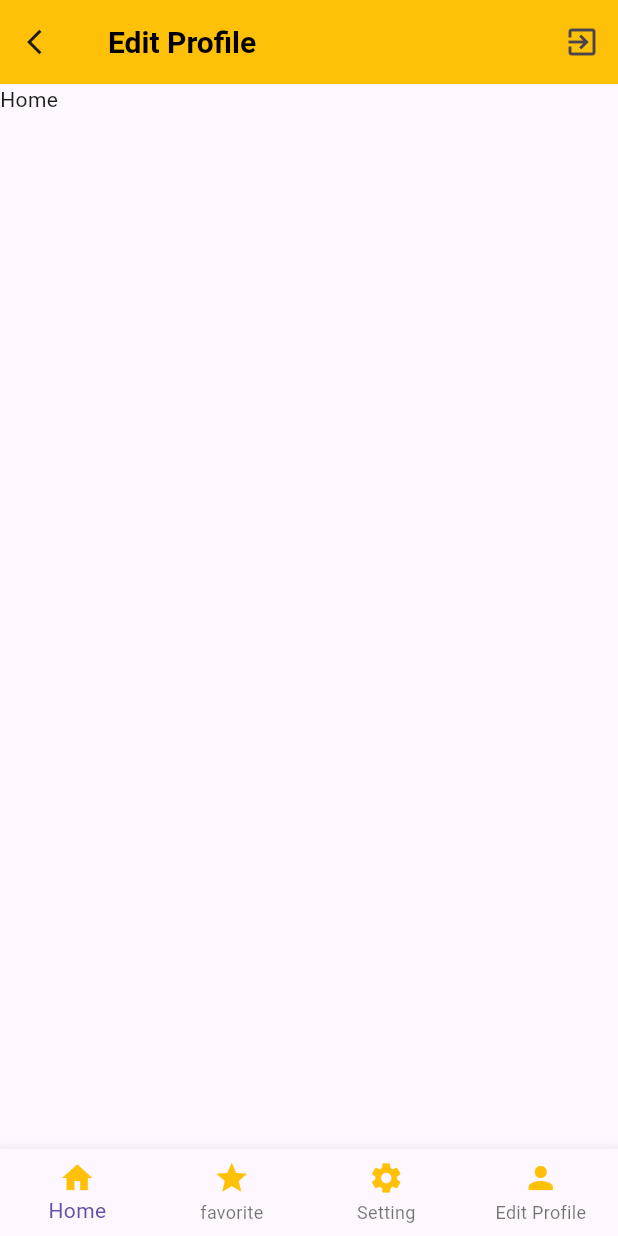
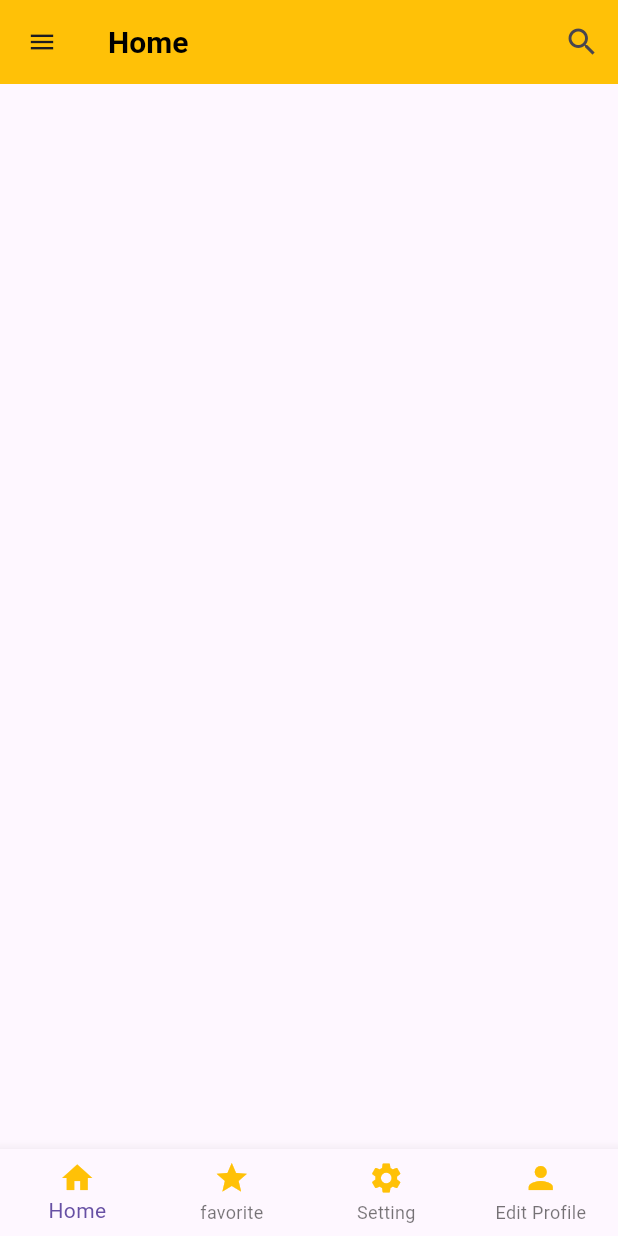
Before and after one commit to Noppanut01/modern_profile, a Flutter app: the screen it shows after launch, on a phone screen of 412 x 824 dp. Run offline on Flutter 3.47's test engine with Material 3 defaults, Android fonts, the phone set to English and light mode, and no system bars; our stand-ins replace google_fonts; Roboto replaces fonts that are missing (Kanit).

```diff
--- /dev/null
+++ b/lib/components/appbar.dart
@@ -0,0 +1,39 @@
+import 'package:flutter/material.dart';
+import '/constant/constant.dart';
+
+class CustomAppBar extends StatelessWidget implements PreferredSizeWidget {
+  final String title;
+  final IconData leadIcons;
+  final IconData actionIcons;
+
+  const CustomAppBar({
+    super.key,
+    required this.title,
+    required this.leadIcons,
+    required this.actionIcons,
+  });
+
+  @override
+  Widget build(BuildContext context) {
+    return AppBar(
+      backgroundColor: Colors.amber,
+      title: Text(
+        title,
+        style: textTitle,
+      ),
+      leading: Icon(
+        leadIcons,
+        size: 20,
+      ),
+      actions: [
+        IconButton(
+          onPressed: () {},
+          icon: Icon(actionIcons),
+        ),
+      ],
+    );
+  }
+
+  @override
+  Size get preferredSize => Size.fromHeight(kToolbarHeight);
+}
--- /dev/null
+++ b/lib/screens/home_screen.dart
@@ -0,0 +1,17 @@
+import 'package:flutter/material.dart';
+import '/components/appbar.dart';
+
+class HomeScreen extends StatelessWidget {
+  const HomeScreen({super.key});
+
+  @override
+  Widget build(BuildContext context) {
+    return Scaffold(
+      appBar: CustomAppBar(
+        title: "Home",
+        leadIcons: Icons.menu,
+        actionIcons: Icons.search,
+      ),
+    );
+  }
+}
--- a/lib/screens/profile_screen.dart
+++ b/lib/screens/profile_screen.dart
@@ -1,4 +1,7 @@
 import 'package:flutter/material.dart';
+import 'package:modern_profile/screens/favorite_screen.dart';
+import 'package:modern_profile/screens/home_screen.dart';
+import 'package:modern_profile/screens/setting_screen.dart';
 import '/constant/constant.dart';
 import 'edit_screen.dart';
 
@@ -20,34 +23,15 @@ class _ProfileScreenState extends State<ProfileScreen> {
   }
 
   final List<Widget> _pages = [
-    Text('Home'),
-    Text('Favorite'),
-    Text('Setting'),
+    HomeScreen(),
+    FavoriteScreen(),
+    SettingScreen(),
     EditProfileScreen(),
   ];
 
   @override
   Widget build(BuildContext context) {
     return Scaffold(
-      appBar: AppBar(
-        backgroundColor: Colors.amber,
-        title: Text(
-          'Edit Profile',
-          style: textTitle,
-        ),
-        // centerTitle: true,
-        leading: Icon(
-          Icons.arrow_back_ios,
-          size: 20,
-          // color: iconPrimaryColor,
-        ),
-        actions: [
-          IconButton(
-            onPressed: () {},
-            icon: Icon(Icons.exit_to_app),
-          ),
-        ],
-      ),
       body: _pages[_selectedItem],
       bottomNavigationBar: BottomNavigationBar(
         currentIndex: _selectedItem,
```
Also changed, not shown: lib/components/setting_menu.dart (added, +36 -0 lines), lib/screens/edit_screen.dart (+9 -1 lines), lib/screens/favorite_screen.dart (added, +16 -0 lines), lib/screens/setting_screen.dart (+166 -7 lines), 1 other file.
